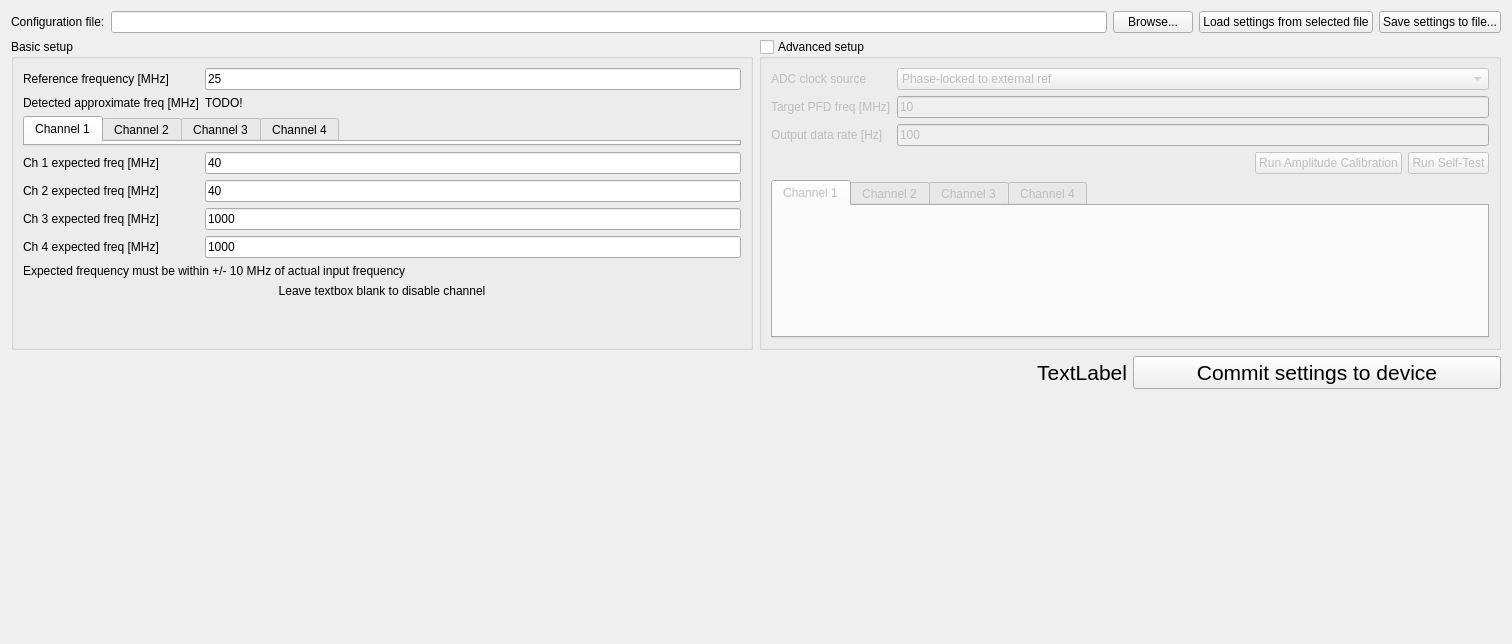
Qt form digital_servo_python_gui/config_widget.ui (jddes/Frequency-comb-DPLL) before a commit.
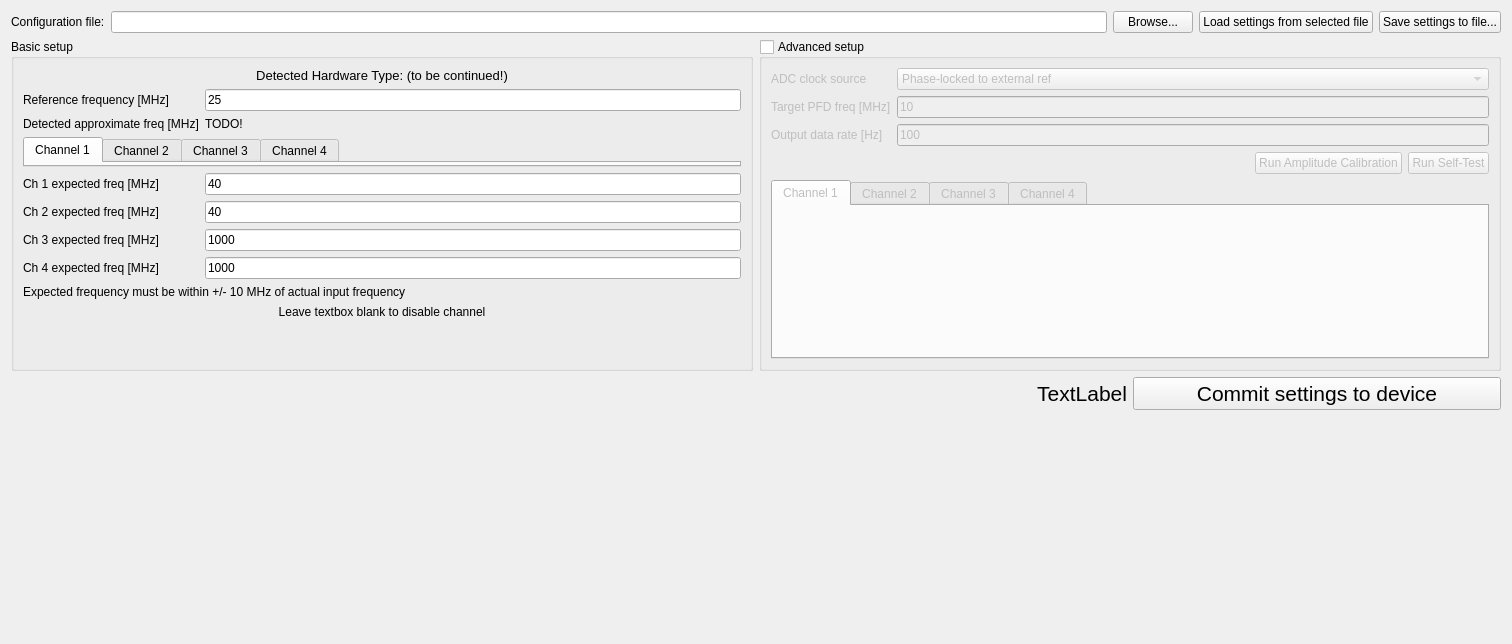
The same form after that commit. Custom widgets are drawn as their Qt base class.

Commit message: add detected hardware

```diff
--- a/digital_servo_python_gui/config_widget.ui
+++ b/digital_servo_python_gui/config_widget.ui
@@ -86,80 +86,63 @@
       <string>Basic setup</string>
      </property>
      <layout class="QGridLayout" name="gridLayout">
-      <item row="7" column="1">
-       <widget class="QLineEdit" name="editExpectedFreq4">
+      <item row="9" column="0" colspan="2">
+       <widget class="QLabel" name="label_12">
         <property name="text">
-         <string>1000</string>
+         <string>Expected frequency must be within +/- 10 MHz of actual input frequency</string>
         </property>
        </widget>
       </item>
-      <item row="6" column="0">
+      <item row="5" column="1">
+       <widget class="QLineEdit" name="editExpectedFreq1">
+        <property name="text">
+         <string>40</string>
+        </property>
+       </widget>
+      </item>
+      <item row="2" column="1">
+       <widget class="QLabel" name="lblRefFreq">
+        <property name="text">
+         <string>TODO!</string>
+        </property>
+       </widget>
+      </item>
+      <item row="8" column="0">
+       <widget class="QLabel" name="label_5">
+        <property name="text">
+         <string>Ch 4 expected freq [MHz]</string>
+        </property>
+       </widget>
+      </item>
+      <item row="7" column="0">
        <widget class="QLabel" name="label_4">
         <property name="text">
          <string>Ch 3 expected freq [MHz]</string>
         </property>
        </widget>
       </item>
-      <item row="5" column="0">
+      <item row="6" column="0">
        <widget class="QLabel" name="label_3">
         <property name="text">
          <string>Ch 2 expected freq [MHz]</string>
         </property>
        </widget>
       </item>
-      <item row="9" column="0" colspan="2">
-       <widget class="QLabel" name="label_11">
-        <property name="text">
-         <string>Leave textbox blank to disable channel</string>
-        </property>
-        <property name="alignment">
-         <set>Qt::AlignCenter</set>
-        </property>
-       </widget>
-      </item>
-      <item row="0" column="0">
+      <item row="1" column="0">
        <widget class="QLabel" name="label">
         <property name="text">
          <string>Reference frequency [MHz]</string>
         </property>
        </widget>
       </item>
-      <item row="8" column="0" colspan="2">
-       <widget class="QLabel" name="label_12">
-        <property name="text">
-         <string>Expected frequency must be within +/- 10 MHz of actual input frequency</string>
-        </property>
-       </widget>
-      </item>
-      <item row="1" column="0">
+      <item row="2" column="0">
        <widget class="QLabel" name="label_7">
         <property name="text">
          <string>Detected approximate freq [MHz]</string>
         </property>
        </widget>
       </item>
-      <item row="4" column="1">
-       <widget class="QLineEdit" name="editExpectedFreq1">
-        <property name="text">
-         <string>40</string>
-        </property>
-       </widget>
-      </item>
-      <item row="7" column="0">
-       <widget class="QLabel" name="label_5">
-        <property name="text">
-         <string>Ch 4 expected freq [MHz]</string>
-        </property>
-       </widget>
-      </item>
-      <item row="6" column="1">
-       <widget class="QLineEdit" name="editExpectedFreq3">
-        <property name="text">
-         <string>1000</string>
-        </property>
-       </widget>
-      </item>
-      <item row="10" column="0" colspan="2">
+      <item row="11" column="0" colspan="2">
        <spacer name="verticalSpacer_2">
         <property name="orientation">
          <enum>Qt::Vertical</enum>
@@ -172,14 +155,17 @@
         </property>
        </spacer>
       </item>
+      <item row="10" column="0" colspan="2">
+       <widget class="QLabel" name="label_11">
+        <property name="text">
+         <string>Leave textbox blank to disable channel</string>
+        </property>
+        <property name="alignment">
+         <set>Qt::AlignCenter</set>
+        </property>
+       </widget>
+      </item>
       <item row="1" column="1">
-       <widget class="QLabel" name="lblRefFreq">
-        <property name="text">
-         <string>TODO!</string>
-        </property>
-       </widget>
-      </item>
-      <item row="0" column="1">
        <widget class="QLineEdit" name="editRefFreq">
         <property name="toolTip">
          <string>10-100 MHz</string>
@@ -189,21 +175,35 @@
         </property>
        </widget>
       </item>
-      <item row="4" column="0">
+      <item row="7" column="1">
+       <widget class="QLineEdit" name="editExpectedFreq3">
+        <property name="text">
+         <string>1000</string>
+        </property>
+       </widget>
+      </item>
+      <item row="5" column="0">
        <widget class="QLabel" name="label_2">
         <property name="text">
          <string>Ch 1 expected freq [MHz]</string>
         </property>
        </widget>
       </item>
-      <item row="5" column="1">
+      <item row="6" column="1">
        <widget class="QLineEdit" name="editExpectedFreq2">
         <property name="text">
          <string>40</string>
         </property>
        </widget>
       </item>
-      <item row="2" column="0" colspan="2">
+      <item row="8" column="1">
+       <widget class="QLineEdit" name="editExpectedFreq4">
+        <property name="text">
+         <string>1000</string>
+        </property>
+       </widget>
+      </item>
+      <item row="3" column="0" colspan="2">
        <widget class="QTabWidget" name="tabWidgetBasic">
         <property name="currentIndex">
          <number>0</number>
@@ -230,6 +230,21 @@
         </widget>
        </widget>
       </item>
+      <item row="0" column="0" colspan="2">
+       <widget class="QLabel" name="lblHardwareType">
+        <property name="font">
+         <font>
+          <pointsize>10</pointsize>
+         </font>
+        </property>
+        <property name="text">
+         <string>Detected Hardware Type: (to be continued!)</string>
+        </property>
+        <property name="alignment">
+         <set>Qt::AlignCenter</set>
+        </property>
+       </widget>
+      </item>
      </layout>
     </widget>
    </item>
```
The commit also changes 2 other files.
